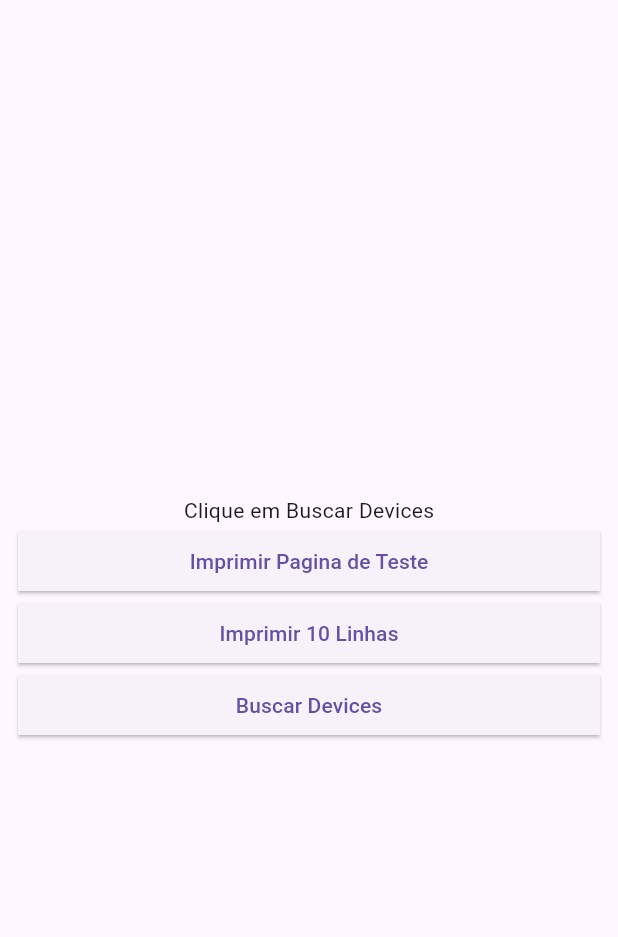
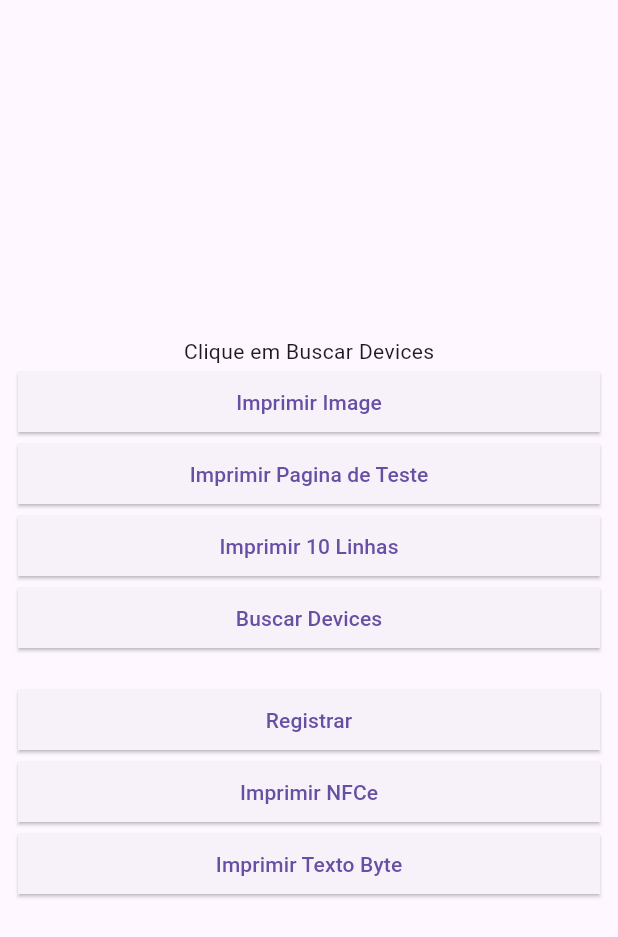
Before and after one commit to lucas3g/method_channel_lucas, a Flutter app: the screen it shows after launch, on a phone screen of 412 x 824 dp. Shown: the top 937 px of the screen. Run offline on Flutter 3.47's test engine with Material 3 defaults, Android fonts, the light colour scheme and no system bars; our stand-ins replace flutter_mobx, mobx; generated files the repository leaves out were written again.

Commit message:
feat: print text of bytes

```diff
--- a/lib/controllers/bluetooth_store.dart
+++ b/lib/controllers/bluetooth_store.dart
@@ -1,3 +1,5 @@
+import 'dart:async';
+
 import 'package:method_channel_lucas/controllers/bluetooth_controller.dart';
 import 'package:method_channel_lucas/controllers/bluetooth_state.dart';
 import 'package:mobx/mobx.dart';
--- a/lib/home_page.dart
+++ b/lib/home_page.dart
@@ -1,5 +1,6 @@
 import 'package:flutter/material.dart';
 import 'package:flutter_mobx/flutter_mobx.dart';
+import 'package:method_channel_lucas/controllers/bluetooth_controller.dart';
 import 'package:method_channel_lucas/controllers/bluetooth_state.dart';
 import 'package:method_channel_lucas/controllers/bluetooth_store.dart';
 import 'package:method_channel_lucas/controllers/connection_controller.dart';
@@ -15,6 +16,8 @@ class HomePage extends StatefulWidget {
 class _HomePageState extends State<HomePage> {
   final BluetoothStore bluetoothStore = BluetoothStore();
   final ConnectionController connectionController = ConnectionController();
+
+  final BluetoothController bluetoothController = BluetoothController.instance;
 
   late int selectedIndex = -1;
 
@@ -114,6 +117,25 @@ class _HomePageState extends State<HomePage> {
                           padding: EdgeInsets.zero,
                         ),
                         onPressed: () async {
+                          await connectionController
+                              .printImage('assets/images/NFE.bmp');
+
+                          await connectionController.printNewLine(10);
+                        },
+                        child: const Text('Imprimir Image'),
+                      ),
+                    ),
+                  ],
+                ),
+                Row(
+                  children: [
+                    Expanded(
+                      child: ElevatedButton(
+                        style: ElevatedButton.styleFrom(
+                          shape: const RoundedRectangleBorder(),
+                          padding: EdgeInsets.zero,
+                        ),
+                        onPressed: () async {
                           await connectionController.printCustom(
                             'Pagina de Teste',
                             1,
@@ -157,6 +179,55 @@ class _HomePageState extends State<HomePage> {
                     ),
                   ],
                 ),
+                const SizedBox(height: 20),
+                Row(
+                  children: [
+                    Expanded(
+                      child: ElevatedButton(
+                        style: ElevatedButton.styleFrom(
+                            shape: const RoundedRectangleBorder(),
+                            padding: EdgeInsets.zero),
+                        onPressed: () async {
+                          await bluetoothController.register();
+                        },
+                        child: const Text('Registrar'),
+                      ),
+                    ),
+                  ],
+                ),
+                Row(
+                  children: [
+                    Expanded(
+                      child: ElevatedButton(
+                        style: ElevatedButton.styleFrom(
+                            shape: const RoundedRectangleBorder(),
+                            padding: EdgeInsets.zero),
+                        onPressed: () async {
+                          await bluetoothController
+                              .printImageIngenico('assets/images/qr.png');
+                        },
+                        child: const Text('Imprimir NFCe'),
+                      ),
+                    ),
+                  ],
+                ),
+                Row(
+                  children: [
+                    Expanded(
+                      child: ElevatedButton(
+                        style: ElevatedButton.styleFrom(
+                            shape: const RoundedRectangleBorder(),
+                            padding: EdgeInsets.zero),
+                        onPressed: () async {
+                          bluetoothController.addTextByte('Testeeeeee');
+
+                          await bluetoothController.startPrint();
+                        },
+                        child: const Text('Imprimir Texto Byte'),
+                      ),
+                    ),
+                  ],
+                ),
               ],
             ),
           ),
--- a/pubspec.yaml
+++ b/pubspec.yaml
@@ -63,9 +63,8 @@ flutter:
   uses-material-design: true
 
   # To add assets to your application, add an assets section, like this:
-  # assets:
-  #   - images/a_dot_burr.jpeg
-  #   - images/a_dot_ham.jpeg
+  assets:
+    - assets/images/
 
   # An image asset can refer to one or more resolution-specific "variants", see
   # https://flutter.dev/assets-and-images/#resolution-aware
```
Also changed, not shown: lib/controllers/bluetooth_controller.dart (+40 -0 lines), lib/controllers/connection_controller.dart (+23 -8 lines), lib/controllers/connection_controller.g.dart, 4 other files.
